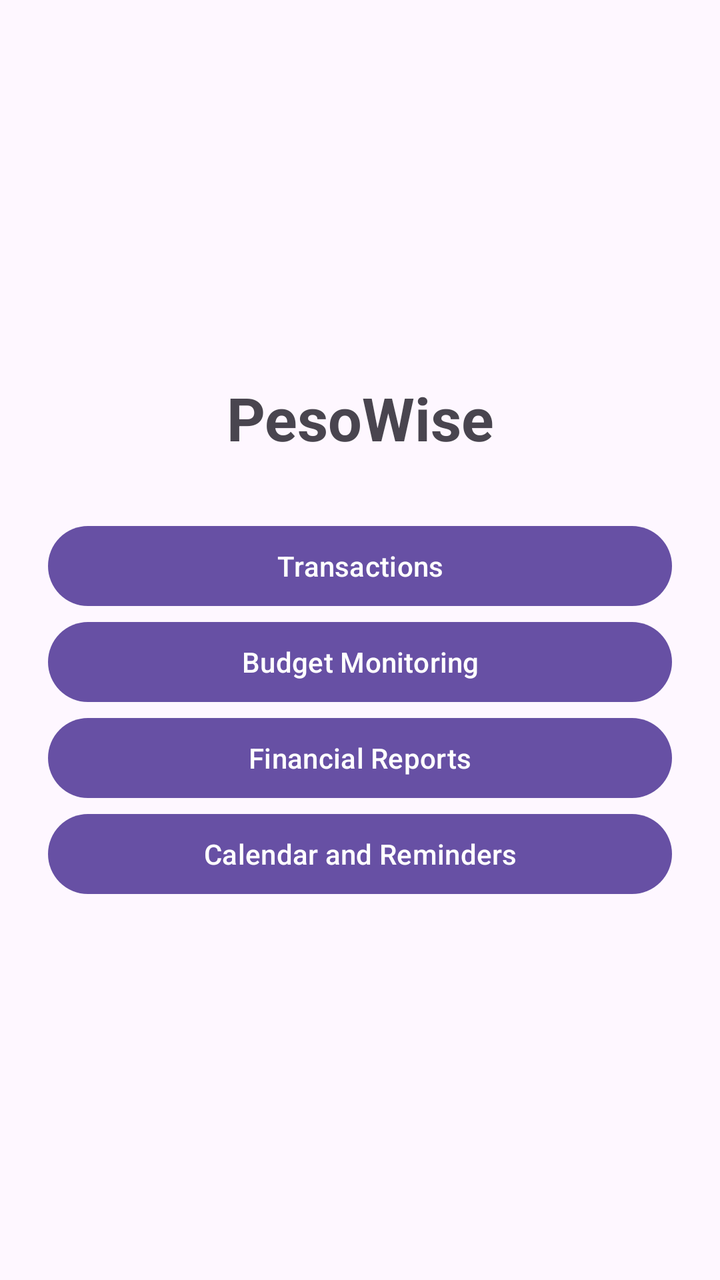
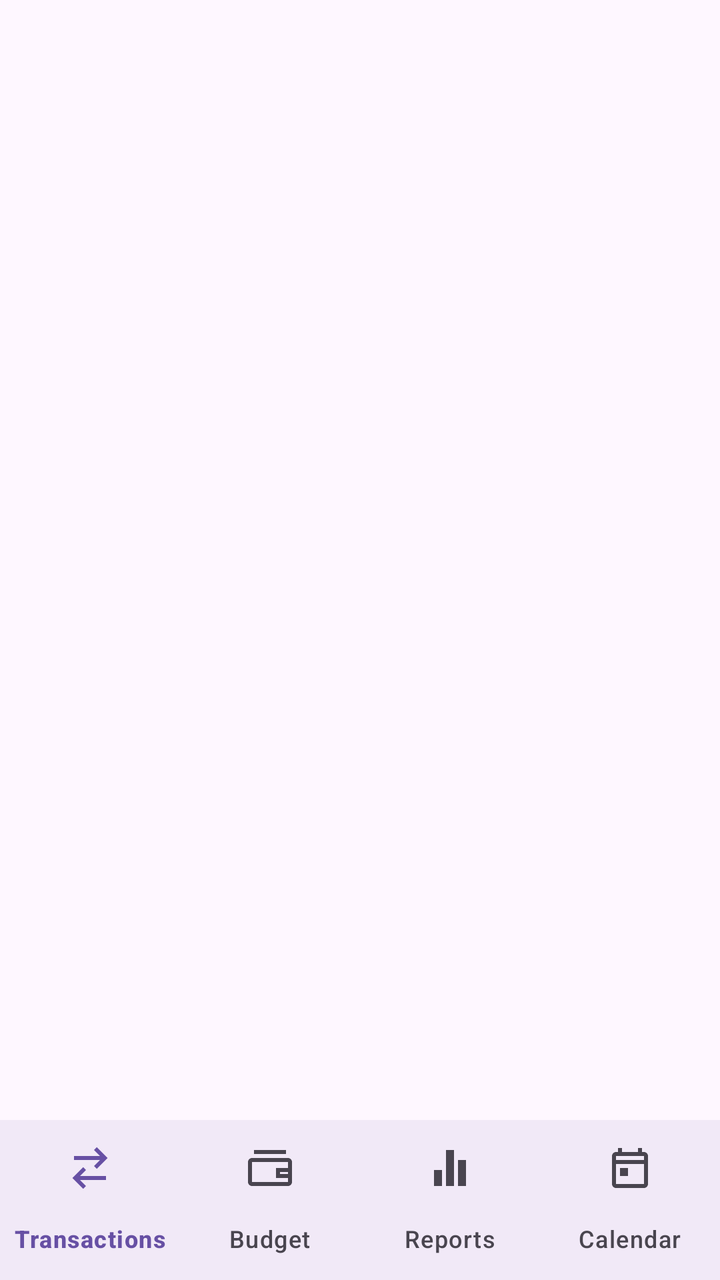

Before-and-after screenshots of an Android layout around one commit, followed by the original layout XML and the change that was made.
<!-- AndroidManifest.xml: application theme Theme.PesoWise -->
<!-- res/layout/activity_main.xml -->
<?xml version="1.0" encoding="utf-8"?>
<LinearLayout xmlns:android="http://schemas.android.com/apk/res/android"
    android:layout_width="match_parent"
    android:layout_height="match_parent"
    android:orientation="vertical"
    android:padding="24dp"
    android:gravity="center">

    <TextView
        android:layout_width="match_parent"
        android:layout_height="wrap_content"
        android:text="PesoWise"
        android:textSize="30sp"
        android:textStyle="bold"
        android:gravity="center"
        android:layout_marginBottom="30dp"/>

    <Button
        android:id="@+id/btnTransactions"
        android:layout_width="match_parent"
        android:layout_height="wrap_content"
        android:text="Transactions"/>

    <Button
        android:id="@+id/btnBudget"
        android:layout_width="match_parent"
        android:layout_height="wrap_content"
        android:text="Budget Monitoring"/>

    <Button
        android:id="@+id/btnReports"
        android:layout_width="match_parent"
        android:layout_height="wrap_content"
        android:text="Financial Reports"/>

    <Button
        android:id="@+id/btnCalendar"
        android:layout_width="match_parent"
        android:layout_height="wrap_content"
        android:text="Calendar and Reminders"/>

</LinearLayout>
<!-- resources referenced by this layout -->
<resources>
  <style name="Theme.PesoWise" parent="Base.Theme.PesoWise" />
  <style name="Base.Theme.PesoWise" parent="Theme.Material3.DayNight.NoActionBar">
          
          
      </style>
</resources>

<!-- the commit's change to res/layout/activity_main.xml (unified diff, before → after) -->
@@ -1,42 +1,25 @@
 <?xml version="1.0" encoding="utf-8"?>
 <LinearLayout xmlns:android="http://schemas.android.com/apk/res/android"
+    xmlns:app="http://schemas.android.com/apk/res-auto"
     android:layout_width="match_parent"
     android:layout_height="match_parent"
-    android:orientation="vertical"
-    android:padding="24dp"
-    android:gravity="center">
+    android:orientation="vertical">
 
-    <TextView
+    <androidx.fragment.app.FragmentContainerView
+        android:id="@+id/section_container"
+        android:layout_width="match_parent"
+        android:layout_height="0dp"
+        android:layout_weight="1" />
+
+    <com.google.android.material.bottomnavigation.BottomNavigationView
+        android:id="@+id/bottom_navigation"
         android:layout_width="match_parent"
         android:layout_height="wrap_content"
-        android:text="PesoWise"
-        android:textSize="30sp"
-        android:textStyle="bold"
-        android:gravity="center"
-        android:layout_marginBottom="30dp"/>
-
-    <Button
-        android:id="@+id/btnTransactions"
-        android:layout_width="match_parent"
-        android:layout_height="wrap_content"
-        android:text="Transactions"/>
-
-    <Button
-        android:id="@+id/btnBudget"
-        android:layout_width="match_parent"
-        android:layout_height="wrap_content"
-        android:text="Budget Monitoring"/>
-
-    <Button
-        android:id="@+id/btnReports"
-        android:layout_width="match_parent"
-        android:layout_height="wrap_content"
-        android:text="Financial Reports"/>
-
-    <Button
-        android:id="@+id/btnCalendar"
-        android:layout_width="match_parent"
-        android:layout_height="wrap_content"
-        android:text="Calendar and Reminders"/>
+        android:background="?attr/colorSurface"
+        app:itemIconTint="@color/bottom_navigation_tint"
+        app:itemTextColor="@color/bottom_navigation_tint"
+        app:itemHorizontalTranslationEnabled="false"
+        app:labelVisibilityMode="labeled"
+        app:menu="@menu/bottom_navigation" />
 
 </LinearLayout>
